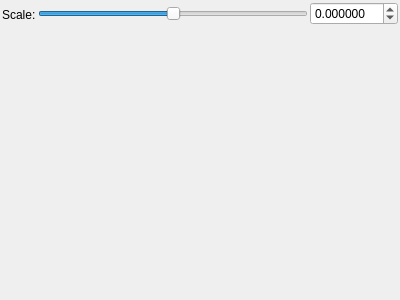
This is mandelbulber2/qt_data/fractal_transf_scale_4D.ui in buddhi1980/mandelbulber2 as Qt 5 draws it before an edit. The edited form follows.
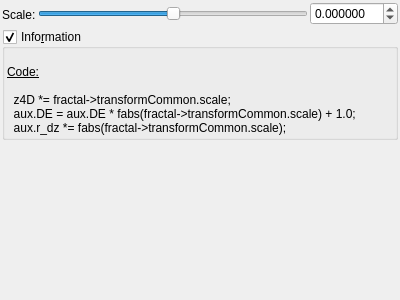
This is the edited form. Custom widgets are drawn as their Qt base class.

The edit to the form file:
```diff
--- a/mandelbulber2/qt_data/fractal_transf_scale_4D.ui
+++ b/mandelbulber2/qt_data/fractal_transf_scale_4D.ui
@@ -96,6 +96,61 @@
      </item>
     </layout>
    </item>
+   <item>
+    <widget class="MyGroupBox" name="groupCheck_info">
+     <property name="title">
+      <string>Info&amp;rmation</string>
+     </property>
+     <property name="flat">
+      <bool>false</bool>
+     </property>
+     <property name="checkable">
+      <bool>true</bool>
+     </property>
+     <layout class="QVBoxLayout" name="verticalLayout_2">
+      <property name="spacing">
+       <number>2</number>
+      </property>
+      <property name="leftMargin">
+       <number>2</number>
+      </property>
+      <property name="topMargin">
+       <number>2</number>
+      </property>
+      <property name="rightMargin">
+       <number>2</number>
+      </property>
+      <property name="bottomMargin">
+       <number>2</number>
+      </property>
+      <item>
+       <widget class="QLabel" name="label_4">
+        <property name="text">
+         <string>&lt;!DOCTYPE HTML PUBLIC &quot;-//W3C//DTD HTML 4.0//EN&quot; &quot;http://www.w3.org/TR/REC-html40/strict.dtd&quot;&gt;
+&lt;html&gt;&lt;head&gt;&lt;meta name=&quot;qrichtext&quot; content=&quot;1&quot; /&gt;&lt;style type=&quot;text/css&quot;&gt;
+p, li { white-space: pre-wrap; }
+&lt;/style&gt;&lt;/head&gt;&lt;body&gt;
+&lt;p style=&quot;-qt-paragraph-type:empty; margin-top:0px; margin-bottom:0px; margin-left:0px; margin-right:0px; -qt-block-indent:0; text-indent:0px;&quot;&gt;&lt;br /&gt;&lt;/p&gt;
+&lt;p style=&quot; margin-top:0px; margin-bottom:0px; margin-left:0px; margin-right:0px; -qt-block-indent:0; text-indent:0px;&quot;&gt;&lt;span style=&quot; text-decoration: underline;&quot;&gt;Code:&lt;/span&gt;&lt;/p&gt;
+&lt;p style=&quot;-qt-paragraph-type:empty; margin-top:0px; margin-bottom:0px; margin-left:0px; margin-right:0px; -qt-block-indent:0; text-indent:0px; text-decoration: underline;&quot;&gt;&lt;br /&gt;&lt;/p&gt;
+&lt;p style=&quot; margin-top:0px; margin-bottom:0px; margin-left:0px; margin-right:0px; -qt-block-indent:0; text-indent:0px;&quot;&gt;  z4D *= fractal-&amp;gt;transformCommon.scale;&lt;/p&gt;
+&lt;p style=&quot; margin-top:0px; margin-bottom:0px; margin-left:0px; margin-right:0px; -qt-block-indent:0; text-indent:0px;&quot;&gt;  aux.DE = aux.DE * fabs(fractal-&amp;gt;transformCommon.scale) + 1.0;&lt;/p&gt;
+&lt;p style=&quot; margin-top:0px; margin-bottom:0px; margin-left:0px; margin-right:0px; -qt-block-indent:0; text-indent:0px;&quot;&gt;  aux.r_dz *= fabs(fractal-&amp;gt;transformCommon.scale);&lt;/p&gt;&lt;/body&gt;&lt;/html&gt;</string>
+        </property>
+        <property name="wordWrap">
+         <bool>true</bool>
+        </property>
+        <property name="openExternalLinks">
+         <bool>true</bool>
+        </property>
+        <property name="textInteractionFlags">
+         <set>Qt::LinksAccessibleByMouse|Qt::TextSelectableByMouse</set>
+        </property>
+       </widget>
+      </item>
+     </layout>
+    </widget>
+   </item>
    <item>
     <spacer name="verticalSpacer">
      <property name="orientation">
@@ -117,6 +172,12 @@
    <extends>QDoubleSpinBox</extends>
    <header>mydoublespinbox.h</header>
   </customwidget>
+  <customwidget>
+   <class>MyGroupBox</class>
+   <extends>QGroupBox</extends>
+   <header>mygroupbox.h</header>
+   <container>1</container>
+  </customwidget>
  </customwidgets>
  <resources/>
  <connections/>
```
